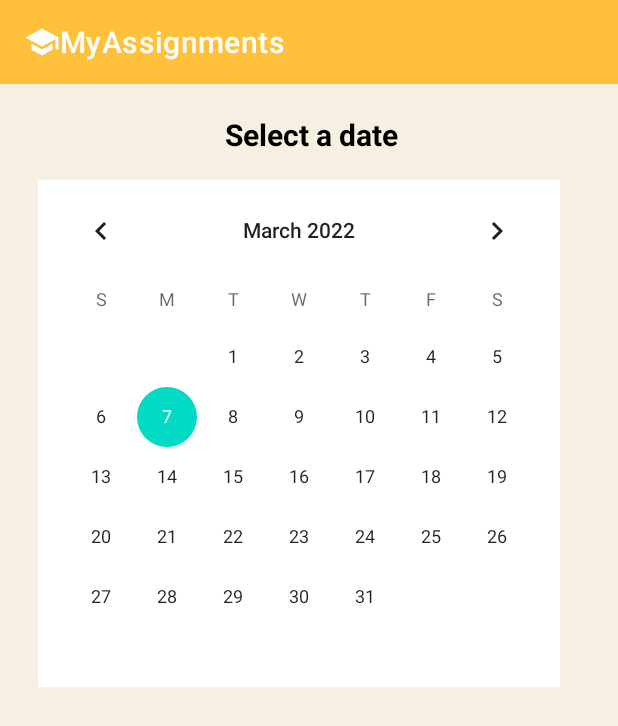
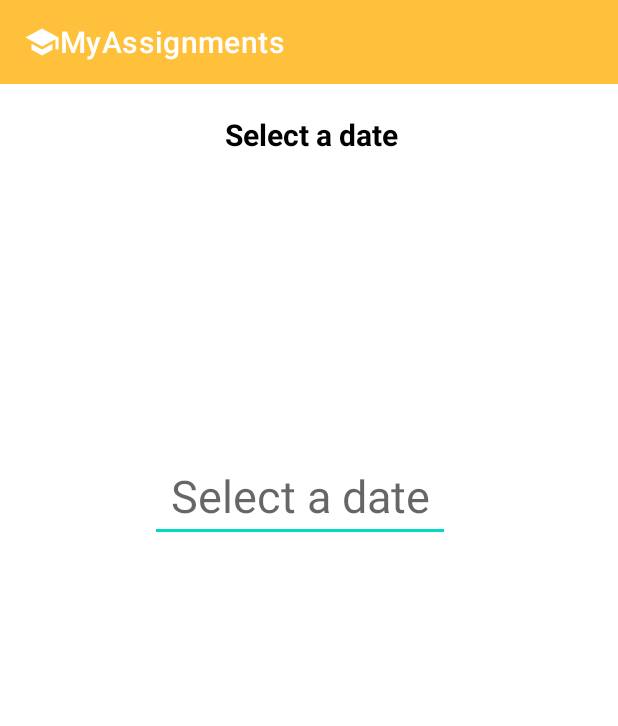
Before and after one commit to CristianaLima/Assigment, an Android app: the layout activity_calendar.xml on its own in the app's theme, with its tools: preview values and no code run, on a phone screen of 412 x 824 dp. Shown: the top 726 px of the screen. Run offline under Robolectric (Android 15) with nearby library versions, the phone set to English and light mode, and no system bars.

Commit message:
Homepage calendar view

```diff
--- a/app/src/main/AndroidManifest.xml
+++ b/app/src/main/AndroidManifest.xml
@@ -10,7 +10,7 @@
         android:supportsRtl="true"
         android:theme="@style/Theme.AssigmentEmilieCristiana">
         <activity
-            android:name=".Calendar"
+            android:name=".CalendarPage"
             android:exported="false" />
         <activity
             android:name=".Home"
--- a/app/src/main/res/layout/activity_calendar.xml
+++ b/app/src/main/res/layout/activity_calendar.xml
@@ -4,8 +4,8 @@
     xmlns:tools="http://schemas.android.com/tools"
     android:layout_width="match_parent"
     android:layout_height="match_parent"
-    tools:context=".Calendar"
-    android:background="#f5f0e1"
+    tools:context=".CalendarPage"
+    android:background="#ffffffff"
     >
 
     <androidx.appcompat.widget.Toolbar
@@ -13,13 +13,13 @@
         android:layout_width="match_parent"
         app:title="MyAssignments"
         app:titleTextColor="@color/white"
-        app:logo="@drawable/ic_baseline_school_24"
+        app:logo="@drawable/school_"
         android:layout_height="?attr/actionBarSize"
         android:background="#ffc13b"
         app:popupTheme="@style/Theme.AssigmentEmilieCristiana.PopupOverlay" />
 
     <TextView
-        android:id="@+id/date"
+        android:id="@+id/date_view"
         android:layout_width="wrap_content"
         android:layout_height="wrap_content"
         android:layout_below="@+id/toolbar"
@@ -30,12 +30,27 @@
         android:textSize="20dp"
         android:textStyle="bold" />
 
-    <CalendarView
+    <EditText
+        android:id="@+id/chosen_date"
+        android:layout_width="200dp"
+        android:layout_height="wrap_content"
+        android:layout_marginHorizontal="100dp"
+        android:layout_marginTop="300dp"
+        android:hint="Select a date"
+        android:textAlignment="center"
+        android:textSize="30sp" />
+
+
+<!--    <CalendarView
         android:id="@+id/calendar"
         android:layout_width="wrap_content"
         android:layout_height="wrap_content"
         android:layout_marginLeft="25dp"
         android:layout_marginTop="120dp"
-        android:background="@color/white" />
+        android:background="@color/white"
+        android:dateTextAppearance="@style/TextAppearance.AppCompat.Medium"
+        android:focusedMonthDateColor="#888"
+        android:weekDayTextAppearance="@style/TextAppearance.AppCompat.Medium"
+        />-->
 
 </RelativeLayout>
--- a/app/src/main/res/layout/delete.xml
+++ b/app/src/main/res/layout/delete.xml
@@ -12,7 +12,7 @@
         android:layout_width="match_parent"
         app:title="MyAssignments"
         app:titleTextColor="@color/white"
-        app:logo="@drawable/ic_baseline_school_24"
+        app:logo="@drawable/school_"
         android:layout_height="?attr/actionBarSize"
         android:background="#ffc13b"
         app:popupTheme="@style/Theme.AssigmentEmilieCristiana.PopupOverlay" />
```
Also changed, not shown: app/src/main/java/com/example/assigmentemiliecristiana/Calendar.java (deleted, +0 -43 lines), app/src/main/java/com/example/assigmentemiliecristiana/CalendarPage.java (added, +101 -0 lines), app/src/main/java/com/example/assigmentemiliecristiana/Home.java (+50 -5 lines), app/src/main/res/layout/activity_home.xml (+8 -1 lines), app/src/main/res/drawable/calendar_icon.png (added), app/src/main/res/drawable/school_.xml (renamed from app/src/main/res/drawable/ic_baseline_school_24.xml).
